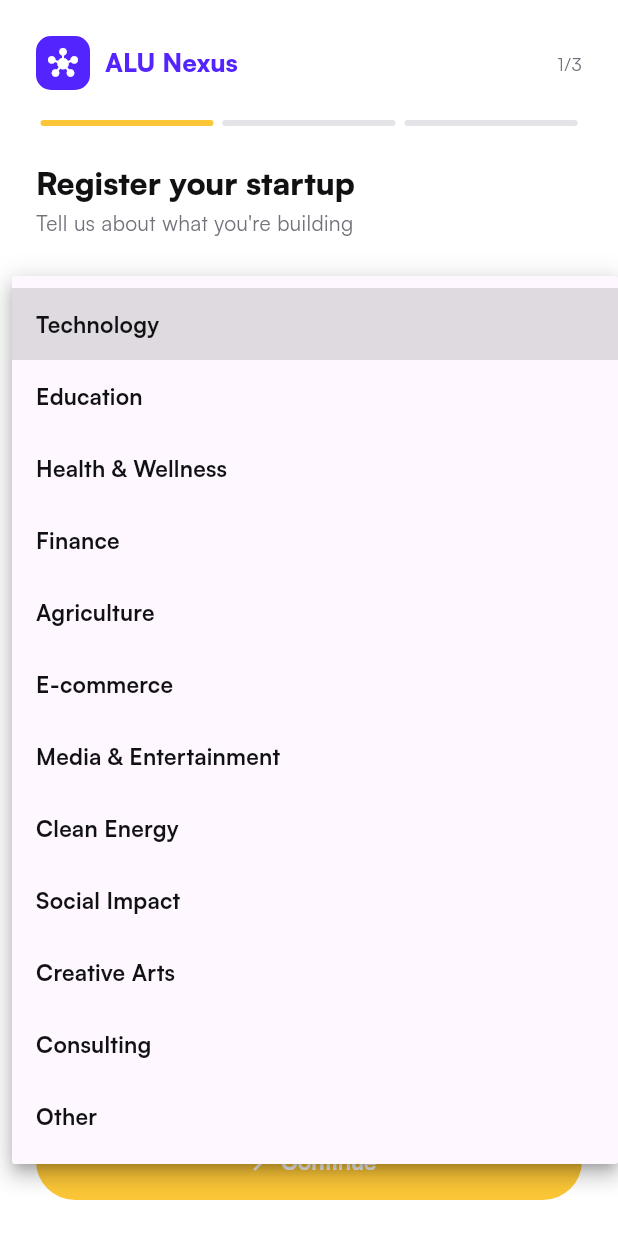
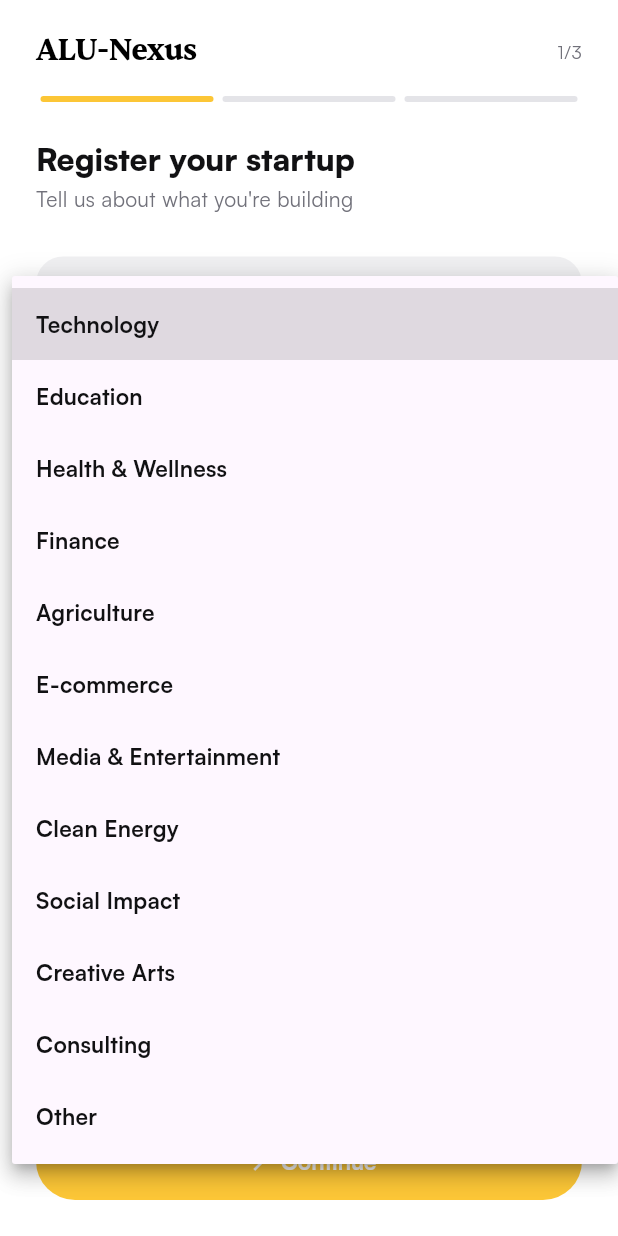
Before and after one commit to davidmuo/alu-nexus, a Flutter app: the screen it shows once a user with an empty profile is signed in, after a tap on "Technology", on a phone screen of 412 x 824 dp. Run offline on Flutter 3.47's test engine with Material 3 defaults, Android fonts, the phone set to English and light mode, and no system bars; drawn by our look-alikes of flutter_animate; our stand-ins replace cloud_firestore, equatable, firebase_auth, firebase_core, firebase_storage, flutter_bloc and 4 more; accounts and stored records are empty.

Commit message:
Fix emulator connectivity on Android; serif wordmark logo
- Network security config: allow cleartext only to localhost/127.0.0.1/10.0.2.2
  so the device can reach the Firebase Emulator Suite (fixes registration
  hanging forever on the queued Firestore write)
- App label: ALU-Nexus
- New AppWordmark widget: 'ALU-Nexus' in Sentient serif (bundled, 2 weights),
  replaces the hub icon on splash, login, onboarding headers, startup home

```diff
--- /dev/null
+++ b/lib/core/widgets/app_wordmark.dart
@@ -0,0 +1,29 @@
+import 'package:flutter/material.dart';
+import '../theme/app_colors.dart';
+
+/// The app logo: "ALU-Nexus" set in Sentient, a serif wordmark.
+class AppWordmark extends StatelessWidget {
+  final double size;
+  final Color color;
+
+  const AppWordmark({
+    super.key,
+    this.size = 24,
+    this.color = AppColors.black,
+  });
+
+  @override
+  Widget build(BuildContext context) {
+    return Text(
+      'ALU-Nexus',
+      style: TextStyle(
+        fontFamily: 'Sentient',
+        fontSize: size,
+        fontWeight: FontWeight.w700,
+        color: color,
+        letterSpacing: -0.5,
+        height: 1.0,
+      ),
+    );
+  }
+}
--- a/lib/features/auth/presentation/screens/login_screen.dart
+++ b/lib/features/auth/presentation/screens/login_screen.dart
@@ -8,6 +8,7 @@ import '../../../../core/utils/validators.dart';
 import '../../../../core/utils/extensions.dart';
 import '../../../../core/widgets/app_button.dart';
 import '../../../../core/widgets/app_text_field.dart';
+import '../../../../core/widgets/app_wordmark.dart';
 
 class LoginScreen extends StatefulWidget {
   const LoginScreen({super.key});
@@ -61,26 +62,7 @@ class _LoginScreenState extends State<LoginScreen> {
               children: [
                 const SizedBox(height: 32),
                 // Logo
-                Row(
-                  children: [
-                    Container(
-                      padding: const EdgeInsets.all(10),
-                      decoration: BoxDecoration(
-                        color: AppColors.primary,
-                        borderRadius: BorderRadius.circular(12),
-                      ),
-                      child: const Icon(Icons.hub_rounded, color: AppColors.white, size: 24),
-                    ),
-                    const SizedBox(width: 12),
-                    Text(
-                      'ALU Nexus',
-                      style: Theme.of(context).textTheme.headlineMedium!.copyWith(
-                            color: AppColors.primary,
-                            fontWeight: FontWeight.w800,
-                          ),
-                    ),
-                  ],
-                ).animate().fadeIn(duration: 500.ms),
+                const AppWordmark(size: 26).animate().fadeIn(duration: 500.ms),
                 const SizedBox(height: 48),
                 Text(
                   'Welcome back!',
--- a/lib/features/auth/presentation/screens/splash_screen.dart
+++ b/lib/features/auth/presentation/screens/splash_screen.dart
@@ -4,6 +4,7 @@ import 'package:go_router/go_router.dart';
 import 'package:flutter_animate/flutter_animate.dart';
 import '../cubit/auth_cubit.dart';
 import '../../../../core/theme/app_colors.dart';
+import '../../../../core/widgets/app_wordmark.dart';
 
 class SplashScreen extends StatefulWidget {
   const SplashScreen({super.key});
@@ -59,17 +60,11 @@ class _SplashScreenState extends State<SplashScreen> {
             mainAxisAlignment: MainAxisAlignment.center,
             crossAxisAlignment: CrossAxisAlignment.start,
             children: [
-              Container(
-                width: 56,
-                height: 56,
-                decoration: BoxDecoration(
-                  color: AppColors.primary,
-                  borderRadius: BorderRadius.circular(18),
-                ),
-                child: const Icon(Icons.hub_rounded,
-                    size: 28, color: AppColors.white),
-              ).animate().fadeIn(duration: 400.ms).scale(
-                    begin: const Offset(0.9, 0.9),
+              const AppWordmark(size: 30, color: AppColors.white)
+                  .animate()
+                  .fadeIn(duration: 400.ms)
+                  .scale(
+                    begin: const Offset(0.95, 0.95),
                     end: const Offset(1, 1),
                     curve: Curves.easeOut,
                   ),
@@ -89,7 +84,7 @@ class _SplashScreenState extends State<SplashScreen> {
                   ),
               const SizedBox(height: 12),
               Text(
-                'ALU Nexus — where ALU students meet\nstudent-led startups.',
+                'Where ALU students meet\nstudent-led startups.',
                 style: TextStyle(
                   fontFamily: 'Satoshi',
                   color: AppColors.white.withValues(alpha: 0.6),
--- a/lib/features/home/presentation/screens/startup_home_screen.dart
+++ b/lib/features/home/presentation/screens/startup_home_screen.dart
@@ -3,6 +3,7 @@ import '../../../startups/presentation/screens/startup_profile_screen.dart';
 import '../../../opportunities/presentation/screens/post_opportunity_screen.dart';
 import '../../../applications/presentation/screens/application_tracker_screen.dart';
 import '../../../../core/theme/app_colors.dart';
+import '../../../../core/widgets/app_wordmark.dart';
 
 class StartupHomeScreen extends StatefulWidget {
   final int initialTab;
@@ -64,20 +65,7 @@ class _StartupDashboard extends StatelessWidget {
     return Scaffold(
       backgroundColor: AppColors.grey50,
       appBar: AppBar(
-        title: Row(
-          children: [
-            Container(
-              padding: const EdgeInsets.all(6),
-              decoration: BoxDecoration(
-                color: AppColors.primary,
-                borderRadius: BorderRadius.circular(8),
-              ),
-              child: const Icon(Icons.hub_rounded, color: AppColors.white, size: 18),
-            ),
-            const SizedBox(width: 8),
-            const Text('ALU Nexus'),
-          ],
-        ),
+        title: const AppWordmark(size: 20),
         actions: [
           IconButton(
             icon: const Icon(Icons.notifications_outlined),
--- a/lib/features/onboarding/presentation/screens/startup_onboarding_screen.dart
+++ b/lib/features/onboarding/presentation/screens/startup_onboarding_screen.dart
@@ -10,6 +10,7 @@ import '../../../../core/theme/app_colors.dart';
 import '../../../../core/utils/extensions.dart';
 import '../../../../core/widgets/app_button.dart';
 import '../../../../core/widgets/app_text_field.dart';
+import '../../../../core/widgets/app_wordmark.dart';
 
 class StartupOnboardingScreen extends StatefulWidget {
   const StartupOnboardingScreen({super.key});
@@ -122,22 +123,7 @@ class _StartupOnboardingScreenState extends State<StartupOnboardingScreen> {
                   children: [
                     Row(
                       children: [
-                        Container(
-                          padding: const EdgeInsets.all(8),
-                          decoration: BoxDecoration(
-                            color: AppColors.primary,
-                            borderRadius: BorderRadius.circular(10),
-                          ),
-                          child: const Icon(Icons.hub_rounded, color: AppColors.white, size: 20),
-                        ),
-                        const SizedBox(width: 10),
-                        Text(
-                          'ALU Nexus',
-                          style: Theme.of(context).textTheme.titleLarge!.copyWith(
-                                color: AppColors.primary,
-                                fontWeight: FontWeight.w800,
-                              ),
-                        ),
+                        const AppWordmark(size: 20),
                         const Spacer(),
                         Text('${_page + 1}/3',
                             style: Theme.of(context).textTheme.bodySmall!.copyWith(color: AppColors.grey500)),
--- a/lib/features/onboarding/presentation/screens/student_onboarding_screen.dart
+++ b/lib/features/onboarding/presentation/screens/student_onboarding_screen.dart
@@ -8,6 +8,7 @@ import '../../../../core/theme/app_colors.dart';
 import '../../../../core/utils/extensions.dart';
 import '../../../../core/widgets/app_button.dart';
 import '../../../../core/widgets/app_text_field.dart';
+import '../../../../core/widgets/app_wordmark.dart';
 
 class StudentOnboardingScreen extends StatefulWidget {
   const StudentOnboardingScreen({super.key});
@@ -93,22 +94,7 @@ class _StudentOnboardingScreenState extends State<StudentOnboardingScreen> {
                   children: [
                     Row(
                       children: [
-                        Container(
-                          padding: const EdgeInsets.all(8),
-                          decoration: BoxDecoration(
-                            color: AppColors.primary,
-                            borderRadius: BorderRadius.circular(10),
-                          ),
-                          child: const Icon(Icons.hub_rounded, color: AppColors.white, size: 20),
-                        ),
-                        const SizedBox(width: 10),
-                        Text(
-                          'ALU Nexus',
-                          style: Theme.of(context).textTheme.titleLarge!.copyWith(
-                                color: AppColors.primary,
-                                fontWeight: FontWeight.w800,
-                              ),
-                        ),
+                        const AppWordmark(size: 20),
                         const Spacer(),
                         Text(
                           '${_page + 1}/3',
--- a/pubspec.yaml
+++ b/pubspec.yaml
@@ -72,3 +72,9 @@ flutter:
           weight: 700
         - asset: assets/fonts/Satoshi-Black.ttf
           weight: 900
+    - family: Sentient
+      fonts:
+        - asset: assets/fonts/Sentient-Medium.ttf
+          weight: 500
+        - asset: assets/fonts/Sentient-Bold.ttf
+          weight: 700
```
Also changed, not shown: assets/fonts/Sentient-Bold.ttf (added), assets/fonts/Sentient-Medium.ttf (added), 2 other files.
